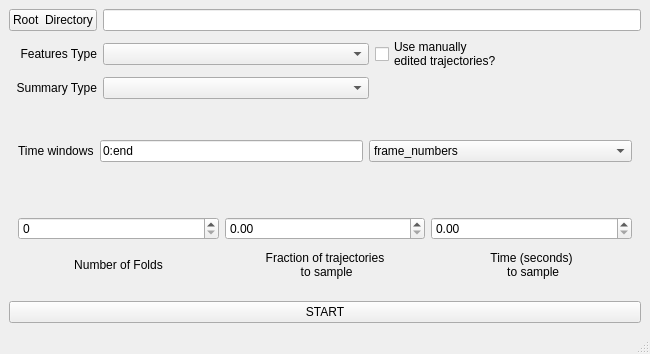
ver228/tierpsy-tracker, file tierpsy/gui/QtDesignerFiles/Summarizer.ui: the form before one commit.
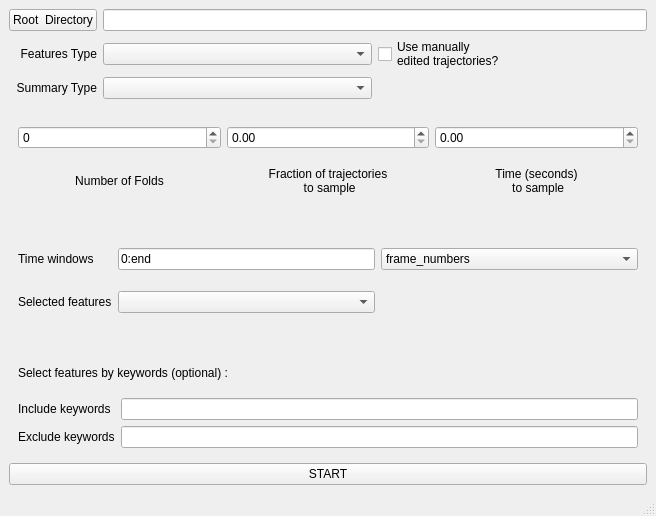
The form after the commit.

Commit message:
Added feature selection options in summarizer.
The feature sets tierpsy_8, tieprsy_16, tierpsy_256 and tierpsy_2k can be selected automatically from a drop down menu when feature_type=tierpsy.

The user can also select features based on keywords.

What changed in the file:
```diff
--- a/tierpsy/gui/QtDesignerFiles/Summarizer.ui
+++ b/tierpsy/gui/QtDesignerFiles/Summarizer.ui
@@ -6,8 +6,8 @@
    <rect>
     <x>0</x>
     <y>0</y>
-    <width>650</width>
-    <height>354</height>
+    <width>656</width>
+    <height>516</height>
    </rect>
   </property>
   <property name="windowTitle">
@@ -69,59 +69,32 @@
       </item>
      </layout>
     </item>
-    <item>
-     <widget class="QWidget" name="TimeWindows" native="true">
-      <layout class="QHBoxLayout" name="horizontalLayout">
-       <item>
-        <widget class="QLabel" name="label_6">
-         <property name="sizePolicy">
-          <sizepolicy hsizetype="Preferred" vsizetype="Preferred">
-           <horstretch>0</horstretch>
-           <verstretch>0</verstretch>
-          </sizepolicy>
-         </property>
-         <property name="text">
-          <string>Time windows</string>
-         </property>
-        </widget>
-       </item>
-       <item>
-        <widget class="QLineEdit" name="p_time_windows">
-         <property name="text">
-          <string>0:end</string>
-         </property>
-        </widget>
-       </item>
-       <item>
-        <widget class="QComboBox" name="p_time_units">
-         <property name="sizePolicy">
-          <sizepolicy hsizetype="MinimumExpanding" vsizetype="Fixed">
-           <horstretch>0</horstretch>
-           <verstretch>0</verstretch>
-          </sizepolicy>
-         </property>
-         <item>
-          <property name="text">
-           <string>frame_numbers</string>
-          </property>
-         </item>
-         <item>
-          <property name="text">
-           <string>seconds</string>
-          </property>
-         </item>
-        </widget>
-       </item>
-      </layout>
-     </widget>
-    </item>
     <item>
      <widget class="QWidget" name="FoldArgs" native="true">
       <layout class="QGridLayout" name="gridLayout">
-       <item row="0" column="2">
-        <widget class="QDoubleSpinBox" name="p_time_sample_seconds">
+       <item row="0" column="1">
+        <widget class="QDoubleSpinBox" name="p_frac_worms_to_keep">
          <property name="maximum">
-          <double>100000000000.000000000000000</double>
+          <double>1.000000000000000</double>
+         </property>
+         <property name="singleStep">
+          <double>0.010000000000000</double>
+         </property>
+        </widget>
+       </item>
+       <item row="1" column="0">
+        <widget class="QLabel" name="label">
+         <property name="sizePolicy">
+          <sizepolicy hsizetype="Preferred" vsizetype="Maximum">
+           <horstretch>0</horstretch>
+           <verstretch>0</verstretch>
+          </sizepolicy>
+         </property>
+         <property name="text">
+          <string>Number of Folds</string>
+         </property>
+         <property name="alignment">
+          <set>Qt::AlignBottom|Qt::AlignHCenter</set>
          </property>
         </widget>
        </item>
@@ -145,6 +118,13 @@
        <item row="0" column="0">
         <widget class="QSpinBox" name="p_n_folds"/>
        </item>
+       <item row="0" column="2">
+        <widget class="QDoubleSpinBox" name="p_time_sample_seconds">
+         <property name="maximum">
+          <double>100000000000.000000000000000</double>
+         </property>
+        </widget>
+       </item>
        <item row="1" column="1">
         <widget class="QLabel" name="label_2">
          <property name="sizePolicy">
@@ -162,29 +142,92 @@
          </property>
         </widget>
        </item>
+      </layout>
+     </widget>
+    </item>
+    <item>
+     <widget class="QWidget" name="TimeWindows" native="true">
+      <layout class="QGridLayout" name="gridLayout_3">
+       <item row="1" column="1">
+        <widget class="QLabel" name="label_7">
+         <property name="text">
+          <string>Selected features</string>
+         </property>
+        </widget>
+       </item>
+       <item row="0" column="4">
+        <widget class="QComboBox" name="p_time_units">
+         <property name="sizePolicy">
+          <sizepolicy hsizetype="MinimumExpanding" vsizetype="Fixed">
+           <horstretch>0</horstretch>
+           <verstretch>0</verstretch>
+          </sizepolicy>
+         </property>
+         <item>
+          <property name="text">
+           <string>frame_numbers</string>
+          </property>
+         </item>
+         <item>
+          <property name="text">
+           <string>seconds</string>
+          </property>
+         </item>
+        </widget>
+       </item>
        <item row="0" column="1">
-        <widget class="QDoubleSpinBox" name="p_frac_worms_to_keep">
-         <property name="maximum">
-          <double>1.000000000000000</double>
+        <widget class="QLabel" name="label_6">
+         <property name="sizePolicy">
+          <sizepolicy hsizetype="Preferred" vsizetype="Preferred">
+           <horstretch>0</horstretch>
+           <verstretch>0</verstretch>
+          </sizepolicy>
          </property>
-         <property name="singleStep">
-          <double>0.010000000000000</double>
+         <property name="text">
+          <string>Time windows</string>
          </property>
         </widget>
        </item>
+       <item row="1" column="3">
+        <widget class="QComboBox" name="p_feat_set"/>
+       </item>
+       <item row="0" column="3">
+        <widget class="QLineEdit" name="p_time_windows">
+         <property name="text">
+          <string>0:end</string>
+         </property>
+        </widget>
+       </item>
+      </layout>
+     </widget>
+    </item>
+    <item>
+     <widget class="QWidget" name="widget" native="true">
+      <layout class="QGridLayout" name="gridLayout_4">
        <item row="1" column="0">
-        <widget class="QLabel" name="label">
-         <property name="sizePolicy">
-          <sizepolicy hsizetype="Preferred" vsizetype="Maximum">
-           <horstretch>0</horstretch>
-           <verstretch>0</verstretch>
-          </sizepolicy>
+        <widget class="QLabel" name="label_8">
+         <property name="text">
+          <string>Include keywords</string>
          </property>
+        </widget>
+       </item>
+       <item row="1" column="1">
+        <widget class="QLineEdit" name="p_keywords_include"/>
+       </item>
+       <item row="2" column="0">
+        <widget class="QLabel" name="label_9">
          <property name="text">
-          <string>Number of Folds</string>
+          <string>Exclude keywords</string>
          </property>
-         <property name="alignment">
-          <set>Qt::AlignBottom|Qt::AlignHCenter</set>
+        </widget>
+       </item>
+       <item row="2" column="1">
+        <widget class="QLineEdit" name="p_keywords_exclude"/>
+       </item>
+       <item row="0" column="0" colspan="2">
+        <widget class="QLabel" name="label_10">
+         <property name="text">
+          <string>Select features by keywords (optional) :</string>
          </property>
         </widget>
        </item>
@@ -205,7 +248,7 @@
     <rect>
      <x>0</x>
      <y>0</y>
-     <width>650</width>
+     <width>656</width>
      <height>22</height>
     </rect>
    </property>
```
The commit also changes 9 other files.
